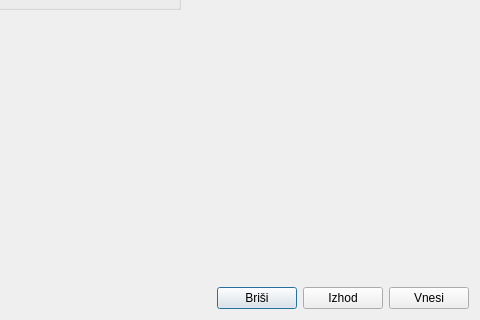
Before: the Qt Designer form prejetiracuni.ui in bubi-luka/BubiRacun, drawn with Qt 5; both pictures show x 455 to 935 and y 398 to 718 of the 935 by 718 pixel window.
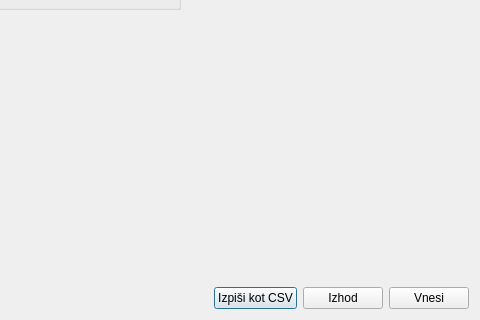
After: the same form once the commit is applied.

Commit message:
Dodan izpis CSV za prejete racune
Mimogrede je urejen tudi GUI, kjer je gumb za BRISI preimenovan v gumb za
IZPIS CSV. CSV za prejete racune je v grobi obliki, vrstni red verjetno
se ni pravi. Naprej urejamo glede na potrebe.

What changed in the file:
```diff
--- a/prejetiracuni.ui
+++ b/prejetiracuni.ui
@@ -403,7 +403,7 @@
      <item>
       <widget class="QPushButton" name="btn_brisi">
        <property name="text">
-        <string>Briši</string>
+        <string>Izpiši kot CSV</string>
        </property>
       </widget>
      </item>
```
Left out of the diff: 4 changed lines with no effect on the pictures. The commit also changes 3 other files.
